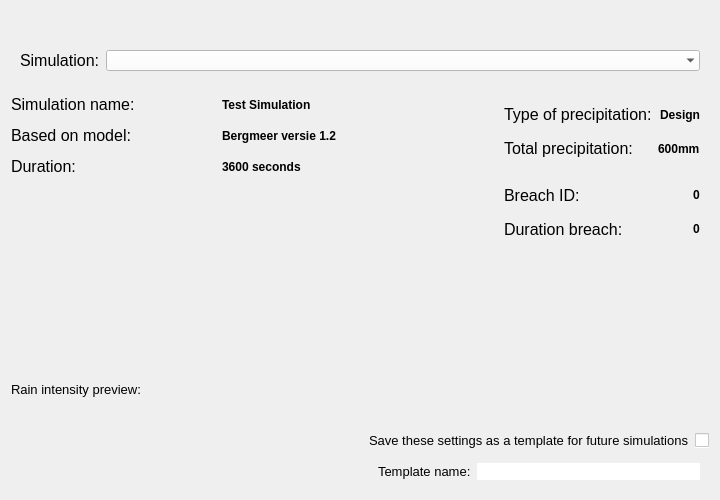
Old version of the form threedi_api_qgis_client/ui/page_initiation.ui in the repository nens/threedi-api-qgis-client.
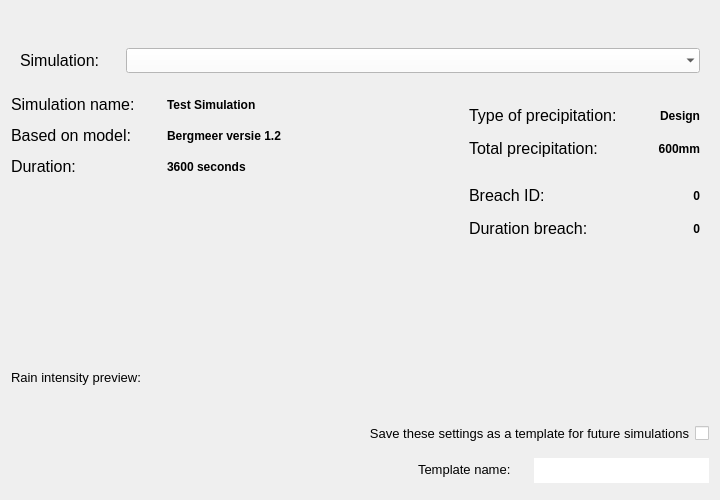
New version of the form.

```diff
--- a/threedi_api_qgis_client/ui/page_initiation.ui
+++ b/threedi_api_qgis_client/ui/page_initiation.ui
@@ -14,7 +14,7 @@
    </rect>
   </property>
   <property name="sizePolicy">
-   <sizepolicy hsizetype="Fixed" vsizetype="Minimum">
+   <sizepolicy hsizetype="Preferred" vsizetype="Minimum">
     <horstretch>0</horstretch>
     <verstretch>0</verstretch>
    </sizepolicy>
@@ -46,9 +46,33 @@
   <layout class="QGridLayout" name="gridLayout">
    <item row="16" column="3" colspan="3">
     <widget class="QWidget" name="template_widget" native="true">
+     <property name="minimumSize">
+      <size>
+       <width>300</width>
+       <height>40</height>
+      </size>
+     </property>
+     <property name="maximumSize">
+      <size>
+       <width>30</width>
+       <height>40</height>
+      </size>
+     </property>
      <layout class="QHBoxLayout" name="horizontalLayout_3">
       <item>
        <widget class="QLabel" name="label">
+        <property name="minimumSize">
+         <size>
+          <width>110</width>
+          <height>20</height>
+         </size>
+        </property>
+        <property name="maximumSize">
+         <size>
+          <width>110</width>
+          <height>20</height>
+         </size>
+        </property>
         <property name="font">
          <font>
           <pointsize>10</pointsize>
@@ -61,6 +85,18 @@
       </item>
       <item>
        <widget class="QLineEdit" name="template_name">
+        <property name="minimumSize">
+         <size>
+          <width>175</width>
+          <height>25</height>
+         </size>
+        </property>
+        <property name="maximumSize">
+         <size>
+          <width>175</width>
+          <height>25</height>
+         </size>
+        </property>
         <property name="font">
          <font>
           <pointsize>10</pointsize>
@@ -100,6 +136,18 @@
      <layout class="QGridLayout" name="gridLayout_2">
       <item row="0" column="0">
        <widget class="QLabel" name="label_3">
+        <property name="minimumSize">
+         <size>
+          <width>100</width>
+          <height>25</height>
+         </size>
+        </property>
+        <property name="maximumSize">
+         <size>
+          <width>100</width>
+          <height>25</height>
+         </size>
+        </property>
         <property name="font">
          <font>
           <pointsize>12</pointsize>
@@ -118,6 +166,18 @@
           <verstretch>0</verstretch>
          </sizepolicy>
         </property>
+        <property name="minimumSize">
+         <size>
+          <width>0</width>
+          <height>25</height>
+         </size>
+        </property>
+        <property name="maximumSize">
+         <size>
+          <width>16777215</width>
+          <height>25</height>
+         </size>
+        </property>
         <property name="font">
          <font>
           <family>Segoe UI</family>
@@ -182,6 +242,18 @@
        <layout class="QGridLayout" name="gridLayout_3">
         <item row="0" column="1" alignment="Qt::AlignRight">
          <widget class="QLabel" name="sim_prec_type">
+          <property name="minimumSize">
+           <size>
+            <width>75</width>
+            <height>25</height>
+           </size>
+          </property>
+          <property name="maximumSize">
+           <size>
+            <width>16777215</width>
+            <height>25</height>
+           </size>
+          </property>
           <property name="font">
            <font>
             <pointsize>9</pointsize>
@@ -192,10 +264,25 @@
           <property name="text">
            <string>Design</string>
           </property>
+          <property name="alignment">
+           <set>Qt::AlignRight|Qt::AlignTrailing|Qt::AlignVCenter</set>
+          </property>
          </widget>
         </item>
         <item row="0" column="0">
          <widget class="QLabel" name="sim_prec_type_l">
+          <property name="minimumSize">
+           <size>
+            <width>150</width>
+            <height>25</height>
+           </size>
+          </property>
+          <property name="maximumSize">
+           <size>
+            <width>150</width>
+            <height>25</height>
+           </size>
+          </property>
           <property name="font">
            <font>
             <family>Segoe UI</family>
@@ -209,6 +296,18 @@
         </item>
         <item row="1" column="0">
          <widget class="QLabel" name="sim_prec_total_l">
+          <property name="minimumSize">
+           <size>
+            <width>0</width>
+            <height>25</height>
+           </size>
+          </property>
+          <property name="maximumSize">
+           <size>
+            <width>150</width>
+            <height>25</height>
+           </size>
+          </property>
           <property name="font">
            <font>
             <family>Segoe UI</family>
@@ -222,6 +321,18 @@
         </item>
         <item row="1" column="1" alignment="Qt::AlignRight">
          <widget class="QLabel" name="sim_prec_total">
+          <property name="minimumSize">
+           <size>
+            <width>75</width>
+            <height>25</height>
+           </size>
+          </property>
+          <property name="maximumSize">
+           <size>
+            <width>16777215</width>
+            <height>25</height>
+           </size>
+          </property>
           <property name="font">
            <font>
             <pointsize>9</pointsize>
@@ -232,6 +343,9 @@
           <property name="text">
            <string>600mm</string>
           </property>
+          <property name="alignment">
+           <set>Qt::AlignRight|Qt::AlignTrailing|Qt::AlignVCenter</set>
+          </property>
          </widget>
         </item>
        </layout>
@@ -260,6 +374,18 @@
        <layout class="QGridLayout" name="gridLayout_4">
         <item row="3" column="0">
          <widget class="QLabel" name="duration_breach_l">
+          <property name="minimumSize">
+           <size>
+            <width>150</width>
+            <height>25</height>
+           </size>
+          </property>
+          <property name="maximumSize">
+           <size>
+            <width>150</width>
+            <height>25</height>
+           </size>
+          </property>
           <property name="font">
            <font>
             <pointsize>12</pointsize>
@@ -272,6 +398,18 @@
         </item>
         <item row="3" column="1" alignment="Qt::AlignRight">
          <widget class="QLabel" name="duration_breach">
+          <property name="minimumSize">
+           <size>
+            <width>75</width>
+            <height>25</height>
+           </size>
+          </property>
+          <property name="maximumSize">
+           <size>
+            <width>16777215</width>
+            <height>25</height>
+           </size>
+          </property>
           <property name="font">
            <font>
             <pointsize>9</pointsize>
@@ -282,10 +420,25 @@
           <property name="text">
            <string>0</string>
           </property>
+          <property name="alignment">
+           <set>Qt::AlignRight|Qt::AlignTrailing|Qt::AlignVCenter</set>
+          </property>
          </widget>
         </item>
         <item row="2" column="1" alignment="Qt::AlignRight">
          <widget class="QLabel" name="breach_id">
+          <property name="minimumSize">
+           <size>
+            <width>75</width>
+            <height>25</height>
+           </size>
+          </property>
+          <property name="maximumSize">
+           <size>
+            <width>16777215</width>
+            <height>25</height>
+           </size>
+          </property>
           <property name="font">
            <font>
             <pointsize>9</pointsize>
@@ -296,10 +449,25 @@
           <property name="text">
            <string>0</string>
           </property>
+          <property name="alignment">
+           <set>Qt::AlignRight|Qt::AlignTrailing|Qt::AlignVCenter</set>
+          </property>
          </widget>
         </item>
         <item row="2" column="0">
          <widget class="QLabel" name="breach_id_l">
+          <property name="minimumSize">
+           <size>
+            <width>150</width>
+            <height>25</height>
+           </size>
+          </property>
+          <property name="maximumSize">
+           <size>
+            <width>150</width>
+            <height>25</height>
+           </size>
+          </property>
           <property name="font">
            <font>
             <pointsize>12</pointsize>
@@ -355,6 +523,18 @@
        <verstretch>0</verstretch>
       </sizepolicy>
      </property>
+     <property name="minimumSize">
+      <size>
+       <width>200</width>
+       <height>20</height>
+      </size>
+     </property>
+     <property name="maximumSize">
+      <size>
+       <width>16777215</width>
+       <height>20</height>
+      </size>
+     </property>
      <property name="font">
       <font>
        <family>Segoe UI</family>
@@ -401,13 +581,13 @@
        </property>
        <property name="minimumSize">
         <size>
-         <width>0</width>
+         <width>150</width>
          <height>25</height>
         </size>
        </property>
        <property name="maximumSize">
         <size>
-         <width>16777215</width>
+         <width>150</width>
          <height>25</height>
         </size>
        </property>
@@ -432,13 +612,13 @@
        </property>
        <property name="minimumSize">
         <size>
-         <width>0</width>
+         <width>150</width>
          <height>25</height>
         </size>
        </property>
        <property name="maximumSize">
         <size>
-         <width>16777215</width>
+         <width>150</width>
          <height>25</height>
         </size>
        </property>
@@ -457,7 +637,7 @@
       <widget class="QLabel" name="sim_name">
        <property name="minimumSize">
         <size>
-         <width>0</width>
+         <width>200</width>
          <height>25</height>
         </size>
        </property>
@@ -489,13 +669,13 @@
        </property>
        <property name="minimumSize">
         <size>
-         <width>0</width>
+         <width>150</width>
          <height>25</height>
         </size>
        </property>
        <property name="maximumSize">
         <size>
-         <width>16777215</width>
+         <width>150</width>
          <height>25</height>
         </size>
        </property>
@@ -551,7 +731,7 @@
       <widget class="QLabel" name="sim_database">
        <property name="minimumSize">
         <size>
-         <width>0</width>
+         <width>200</width>
          <height>25</height>
         </size>
        </property>
@@ -577,7 +757,7 @@
       <widget class="QLabel" name="sim_duration">
        <property name="minimumSize">
         <size>
-         <width>0</width>
+         <width>200</width>
          <height>25</height>
         </size>
        </property>
@@ -617,23 +797,35 @@
      </property>
     </spacer>
    </item>
-   <item row="16" column="2">
-    <spacer name="horizontalSpacer_4">
-     <property name="orientation">
-      <enum>Qt::Horizontal</enum>
-     </property>
-     <property name="sizeHint" stdset="0">
-      <size>
-       <width>40</width>
-       <height>20</height>
-      </size>
-     </property>
-    </spacer>
-   </item>
-   <item row="15" column="3" colspan="3">
+   <item row="15" column="0" colspan="6">
     <layout class="QHBoxLayout" name="horizontalLayout_2">
+     <item>
+      <spacer name="horizontalSpacer_3">
+       <property name="orientation">
+        <enum>Qt::Horizontal</enum>
+       </property>
+       <property name="sizeHint" stdset="0">
+        <size>
+         <width>40</width>
+         <height>20</height>
+        </size>
+       </property>
+      </spacer>
+     </item>
      <item>
       <widget class="QLabel" name="label_2">
+       <property name="minimumSize">
+        <size>
+         <width>350</width>
+         <height>20</height>
+        </size>
+       </property>
+       <property name="maximumSize">
+        <size>
+         <width>350</width>
+         <height>20</height>
+        </size>
+       </property>
        <property name="font">
         <font>
          <pointsize>10</pointsize>
@@ -642,10 +834,25 @@
        <property name="text">
         <string>Save these settings as a template for future simulations</string>
        </property>
+       <property name="alignment">
+        <set>Qt::AlignRight|Qt::AlignTrailing|Qt::AlignVCenter</set>
+       </property>
       </widget>
      </item>
      <item>
       <widget class="QCheckBox" name="cb_save_template">
+       <property name="minimumSize">
+        <size>
+         <width>14</width>
+         <height>14</height>
+        </size>
+       </property>
+       <property name="maximumSize">
+        <size>
+         <width>14</width>
+         <height>14</height>
+        </size>
+       </property>
        <property name="font">
         <font>
          <pointsize>10</pointsize>
@@ -667,6 +874,19 @@
      </item>
     </layout>
    </item>
+   <item row="16" column="2">
+    <spacer name="horizontalSpacer_4">
+     <property name="orientation">
+      <enum>Qt::Horizontal</enum>
+     </property>
+     <property name="sizeHint" stdset="0">
+      <size>
+       <width>40</width>
+       <height>20</height>
+      </size>
+     </property>
+    </spacer>
+   </item>
   </layout>
  </widget>
  <resources/>
```
